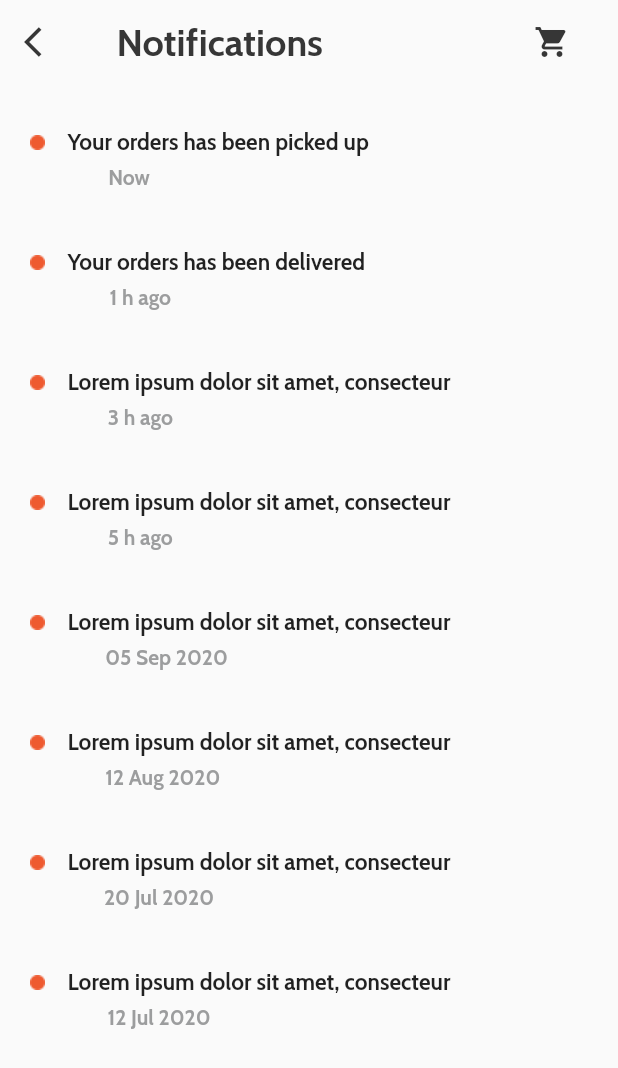
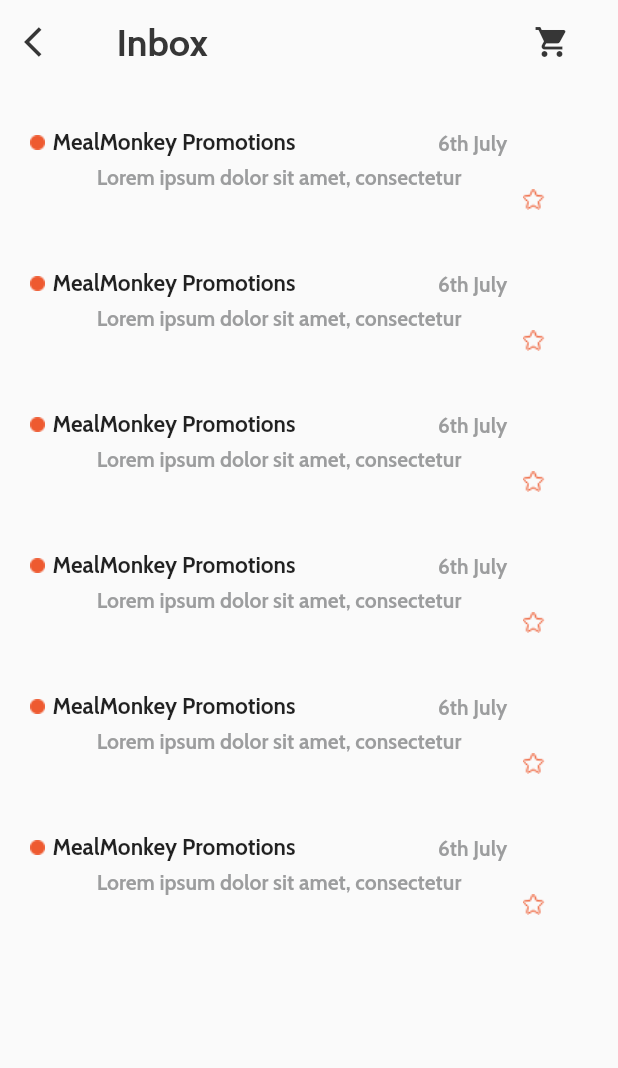
Before and after one commit to Luisfosp00/AppMonkeyE7, a Flutter app: the screen it shows after launch, on a phone screen of 412 x 824 dp. Shown: the top 1068 px of the screen. Run offline on Flutter 3.47's test engine with Material 2 defaults, Android fonts, the light colour scheme and no system bars.

Commit message:
Envio_5_Seth

```diff
--- a/lib/main.dart
+++ b/lib/main.dart
@@ -5,7 +5,7 @@
   runApp(MaterialApp(
       debugShowCheckedModeBanner: false,
       title: 'Monkey Delivery',
-      initialRoute: '/notifications',
+      initialRoute: '/inbox',
       routes: routes,
       theme: ThemeData(
           primaryColor: const Color.fromRGBO(252, 96, 17, 1.0),
--- /dev/null
+++ b/lib/src/pages/aboutUs_page.dart
@@ -0,0 +1,112 @@
+import 'package:flutter/material.dart';
+import 'package:flutter/rendering.dart';
+
+class AboutUsPage extends StatelessWidget {
+  const AboutUsPage({Key? key}) : super(key: key);
+
+  @override
+  Widget build(BuildContext context) {
+    return Stack(
+      children:<Widget>[ Scaffold(
+        appBar: AppBar(
+          shadowColor: Colors.transparent,
+          title: const Text(' About Us',
+          style: TextStyle(color: Color.fromARGB(255, 54, 54, 54),
+          fontSize: 25.0,
+          ),
+          ),
+          leading: IconButton(
+            icon:const Icon(Icons.arrow_back_ios,
+            color: Color.fromARGB(255, 54, 54, 54),),
+            onPressed: (){},),
+          backgroundColor: Colors.transparent,
+          actions:<Widget>[
+            IconButton(
+              icon: const Icon(Icons.shopping_cart,
+              color: Color.fromARGB(255, 54, 54, 54),
+              ),
+              onPressed: (){}),
+              const SizedBox(width: 20,),
+          ],
+        ),
+        body: SingleChildScrollView(
+          child: Column(
+
+          children: <Widget>[
+             Stack(
+              //mainAxisAlignment: MainAxisAlignment.start,
+
+              children: [
+                Container(
+                  alignment: Alignment.topLeft,
+                  child: Image.asset('lib/src/img/Dot.png'),
+                  margin: const EdgeInsets.only( left: 20, top: 40),
+                    ),
+                Row(
+                  children: <Widget>[
+
+                    Container(
+                      child: const Text('Lorem ipsum dolor sit amet, consectetur adipiscing\nelit, sed do eiusmod tempor incididunt ut labore et\ndolore magna aliqua. Ut enim ad minim veniam,\nquis nostrud exercitation ullamco laboris nisi ut\naliquip ex ea commodo consequat. Duis aute irure\ndolor in reprehenderit in voluptate velit esse cillum\ndolore eu fugiat nulla pariatur.',
+                      style: TextStyle(fontSize: 12.5),
+                      ),
+                      margin: const EdgeInsets.only( left: 40, top: 40),
+                    )
+                  ],
+                ),
+              ],
+            ),
+             Stack(
+              //mainAxisAlignment: MainAxisAlignment.start,
+
+              children: [
+                Container(
+                  alignment: Alignment.topLeft,
+                  child: Image.asset('lib/src/img/Dot.png'),
+                  margin: const EdgeInsets.only( left: 20, top: 40),
+                    ),
+                Row(
+                  children: <Widget>[
+
+                    Container(
+                      child: const Text('Lorem ipsum dolor sit amet, consectetur adipiscing\nelit, sed do eiusmod tempor incididunt ut labore et\ndolore magna aliqua. Ut enim ad minim veniam,\nquis nostrud exercitation ullamco laboris nisi ut\naliquip ex ea commodo consequat. Duis aute irure\ndolor in reprehenderit in voluptate velit esse cillum\ndolore eu fugiat nulla pariatur.',
+                      style: TextStyle(fontSize: 12.5),
+                      ),
+                      margin: const EdgeInsets.only( left: 40, top: 40),
+                    )
+                  ],
+                ),
+              ],
+            ),
+
+             Stack(
+              //mainAxisAlignment: MainAxisAlignment.start,
+
+              children: [
+                Container(
+                  alignment: Alignment.topLeft,
+                  child: Image.asset('lib/src/img/Dot.png'),
+                  margin: const EdgeInsets.only( left: 20, top: 40),
+                    ),
+                Row(
+                  children: <Widget>[
+
+                    Container(
+                      child: const Text('Lorem ipsum dolor sit amet, consectetur adipiscing\nelit, sed do eiusmod tempor incididunt ut labore et\ndolore magna aliqua. Ut enim ad minim veniam,\nquis nostrud exercitation ullamco laboris nisi ut\naliquip ex ea commodo consequat. Duis aute irure\ndolor in reprehenderit in voluptate velit esse cillum\ndolore eu fugiat nulla pariatur.',
+                      style: TextStyle(fontSize: 12.5),
+                      ),
+                      margin: const EdgeInsets.only( left: 40, top: 40),
+                    )
+                  ],
+                ),
+              ],
+            ),
+            ]
+          ),
+         ),
+      )
+      ]
+
+    );
+
+  }
+}
--- /dev/null
+++ b/lib/src/pages/inbox_page.dart
@@ -0,0 +1,275 @@
+import 'package:flutter/material.dart';
+
+class InboxPage extends StatelessWidget {
+  const InboxPage({Key? key}) : super(key: key);
+
+  @override
+  Widget build(BuildContext context) {
+    return Stack(
+      children:<Widget>[ Scaffold(
+        appBar: AppBar(
+          shadowColor: Colors.transparent,
+          title: const Text(' Inbox',
+          style: TextStyle(color: Color.fromARGB(255, 54, 54, 54),
+          fontSize: 25.0,
+          ),
+          ),
+          leading: IconButton(
+            icon:const Icon(Icons.arrow_back_ios,
+            color: Color.fromARGB(255, 54, 54, 54),),
+            onPressed: (){},),
+          backgroundColor: Colors.transparent,
+          actions:<Widget>[
+            IconButton(
+              icon: const Icon(Icons.shopping_cart,
+              color: Color.fromARGB(255, 54, 54, 54),
+              ),
+              onPressed: (){}),
+              const SizedBox(width: 20,),
+          ],
+        ),
+        body: SingleChildScrollView(
+          child: Column(
+            children: <Widget>[
+              Column(
+                children: <Widget>[
+                  const SizedBox(height: 30,),
+                  Row(
+                    children:<Widget>[
+                      Container(
+                        child: Image.asset('lib/src/img/Dot.png'),
+                        margin: const EdgeInsets.only( left: 20),
+                      ),
+                      Container(
+                        child: const Text('MealMonkey Promotions',
+                        style: TextStyle(
+                          fontSize: 15,
+                        ),
+                        ),
+                        margin: const EdgeInsets.only( left: 5),
+                      ),
+                      Container(
+                        child: const Text('6th July',
+                        style: TextStyle(color: Color.fromARGB(255, 156, 157, 158)),
+                        ),
+                        margin: const EdgeInsets.only( left: 95),
+                      )
+                    ]
+                  ),
+                  Container(
+                    child: const Text('Lorem ipsum dolor sit amet, consectetur',
+                    style: TextStyle(color: Color.fromARGB(255, 156, 157, 158)),),
+                    margin: const EdgeInsets.only( top: 5, right: 40),
+                  ),
+                  Container(
+                    child: Image.asset('lib/src/img/Star2.png'),
+                    margin: const EdgeInsets.only( left: 300),
+                  )
+                ],
+              ),
+              const SizedBox(height: 10,),
+
+              Column(
+                children: <Widget>[
+                  const SizedBox(height: 30,),
+                  Row(
+                    children:<Widget>[
+                      Container(
+                        child: Image.asset('lib/src/img/Dot.png'),
+                        margin: const EdgeInsets.only( left: 20),
+                      ),
+                      Container(
+                        child: const Text('MealMonkey Promotions',
+                        style: TextStyle(
+                          fontSize: 15,
+                        ),
+                        ),
+                        margin: const EdgeInsets.only( left: 5),
+                      ),
+                      Container(
+                        child: const Text('6th July',
+                        style: TextStyle(color: Color.fromARGB(255, 156, 157, 158)),
+                        ),
+                        margin: const EdgeInsets.only( left: 95),
+                      )
+                    ]
+                  ),
+                  Container(
+                    child: const Text('Lorem ipsum dolor sit amet, consectetur',
+                    style: TextStyle(color: Color.fromARGB(255, 156, 157, 158)),),
+                    margin: const EdgeInsets.only( top: 5, right: 40),
+                  ),
+                  Container(
+                    child: Image.asset('lib/src/img/Star2.png'),
+                    margin: const EdgeInsets.only( left: 300),
+                  )
+                ],
+              ),
+              const SizedBox(height: 10,),
+
+
+
+              Column(
+                children: <Widget>[
+                  const SizedBox(height: 30,),
+                  Row(
+                    children:<Widget>[
+                      Container(
+                        child: Image.asset('lib/src/img/Dot.png'),
+                        margin: const EdgeInsets.only( left: 20),
+                      ),
+                      Container(
+                        child: const Text('MealMonkey Promotions',
+                        style: TextStyle(
+                          fontSize: 15,
+                        ),
+                        ),
+                        margin: const EdgeInsets.only( left: 5),
+                      ),
+                      Container(
+                        child: const Text('6th July',
+                        style: TextStyle(color: Color.fromARGB(255, 156, 157, 158)),
+                        ),
+                        margin: const EdgeInsets.only( left: 95),
+                      )
+                    ]
+                  ),
+                  Container(
+                    child: const Text('Lorem ipsum dolor sit amet, consectetur',
+                    style: TextStyle(color: Color.fromARGB(255, 156, 157, 158)),),
+                    margin: const EdgeInsets.only( top: 5, right: 40),
+                  ),
+                  Container(
+                    child: Image.asset('lib/src/img/Star2.png'),
+                    margin: const EdgeInsets.only( left: 300),
+                  )
+                ],
+              ),
+              const SizedBox(height: 10,),
+
+
+
+              Column(
+                children: <Widget>[
+                  const SizedBox(height: 30,),
+                  Row(
+                    children:<Widget>[
+                      Container(
+                        child: Image.asset('lib/src/img/Dot.png'),
+                        margin: const EdgeInsets.only( left: 20),
+                      ),
+                      Container(
+                        child: const Text('MealMonkey Promotions',
+                        style: TextStyle(
+                          fontSize: 15,
+                        ),
+                        ),
+                        margin: const EdgeInsets.only( left: 5),
+                      ),
+                      Container(
+                        child: const Text('6th July',
+                        style: TextStyle(color: Color.fromARGB(255, 156, 157, 158)),
+                        ),
+                        margin: const EdgeInsets.only( left: 95),
+                      )
+                    ]
+                  ),
+                  Container(
+                    child: const Text('Lorem ipsum dolor sit amet, consectetur',
+                    style: TextStyle(color: Color.fromARGB(255, 156, 157, 158)),),
+                    margin: const EdgeInsets.only( top: 5, right: 40),
+                  ),
+                  Container(
+                    child: Image.asset('lib/src/img/Star2.png'),
+                    margin: const EdgeInsets.only( left: 300),
+                  )
+                ],
+              ),
+              const SizedBox(height: 10,),
+
+
+
+
+              Column(
+                children: <Widget>[
+                  const SizedBox(height: 30,),
+                  Row(
+                    children:<Widget>[
+                      Container(
+                        child: Image.asset('lib/src/img/Dot.png'),
+                        margin: const EdgeInsets.only( left: 20),
+                      ),
+                      Container(
+                        child: const Text('MealMonkey Promotions',
+                        style: TextStyle(
+                          fontSize: 15,
+                        ),
+                        ),
+                        margin: const EdgeInsets.only( left: 5),
+                      ),
+                      Container(
+                        child: const Text('6th July',
+                        style: TextStyle(color: Color.fromARGB(255, 156, 157, 158)),
+                        ),
+                        margin: const EdgeInsets.only( left: 95),
+                      )
+                    ]
+                  ),
+                  Container(
+                    child: const Text('Lorem ipsum dolor sit amet, consectetur',
+                    style: TextStyle(color: Color.fromARGB(255, 156, 157, 158)),),
+                    margin: const EdgeInsets.only( top: 5, right: 40),
+                  ),
+                  Container(
+                    child: Image.asset('lib/src/img/Star2.png'),
+                    margin: const EdgeInsets.only( left: 300),
+                  )
+                ],
+              ),
+              const SizedBox(height: 10,),
+              Column(
+                children: <Widget>[
+                  const SizedBox(height: 30,),
+                  Row(
+                    children:<Widget>[
+                      Container(
+                        child: Image.asset('lib/src/img/Dot.png'),
+                        margin: const EdgeInsets.only( left: 20),
+                      ),
+                      Container(
+                        child: const Text('MealMonkey Promotions',
+                        style: TextStyle(
+                          fontSize: 15,
+                        ),
+                        ),
+                        margin: const EdgeInsets.only( left: 5),
+                      ),
+                      Container(
+                        child: const Text('6th July',
+                        style: TextStyle(color: Color.fromARGB(255, 156, 157, 158)),
+                        ),
+                        margin: const EdgeInsets.only( left: 95),
+                      )
+                    ]
+                  ),
+                  Container(
+                    child: const Text('Lorem ipsum dolor sit amet, consectetur',
+                    style: TextStyle(color: Color.fromARGB(255, 156, 157, 158)),),
+                    margin: const EdgeInsets.only( top: 5, right: 40),
+                  ),
+                  Container(
+                    child: Image.asset('lib/src/img/Star2.png'),
+                    margin: const EdgeInsets.only( left: 300),
+                  )
+                ],
+              ),
+              const SizedBox(height: 10,),
+            ],
+          ) ),
+      ),
+
+
+      ]
+    );
+  }
+}
--- a/lib/src/routes/routes.dart
+++ b/lib/src/routes/routes.dart
@@ -1,8 +1,10 @@
+import 'package:appmonkeyequipo7/src/pages/aboutUs_page.dart';
 import 'package:appmonkeyequipo7/src/pages/addCreditCard_page.dart';
 import 'package:appmonkeyequipo7/src/pages/carrusel1_page.dart';
 import 'package:appmonkeyequipo7/src/pages/carrusel2_page.dart';
 import 'package:appmonkeyequipo7/src/pages/carrusel3_page.dart';
 import 'package:appmonkeyequipo7/src/pages/desserts.dart';
+import 'package:appmonkeyequipo7/src/pages/inbox_page.dart';
 import 'package:appmonkeyequipo7/src/pages/latestOffers_page.dart';
 import 'package:appmonkeyequipo7/src/pages/log_page.dart';
 import 'package:appmonkeyequipo7/src/pages/more_page.dart';
@@ -35,4 +37,7 @@
   '/more': (BuildContext context) => const MorePage(),
   '/creditcard': (BuildContext context) => const AddCreditCardPage(),
   '/notifications':(BuildContext context) => const NotificationsPage(),
+  '/about':(BuildContext context) => const AboutUsPage(),
+  '/inbox':(BuildContext context) => const InboxPage(),
+
 };
--- a/pubspec.yaml
+++ b/pubspec.yaml
@@ -87,6 +87,7 @@
     - lib/src/img/About_us.png
     - lib/src/img/mas.png
     - lib/src/img/Dot.png
+    - lib/src/img/Star2.png
 
 
 
```
